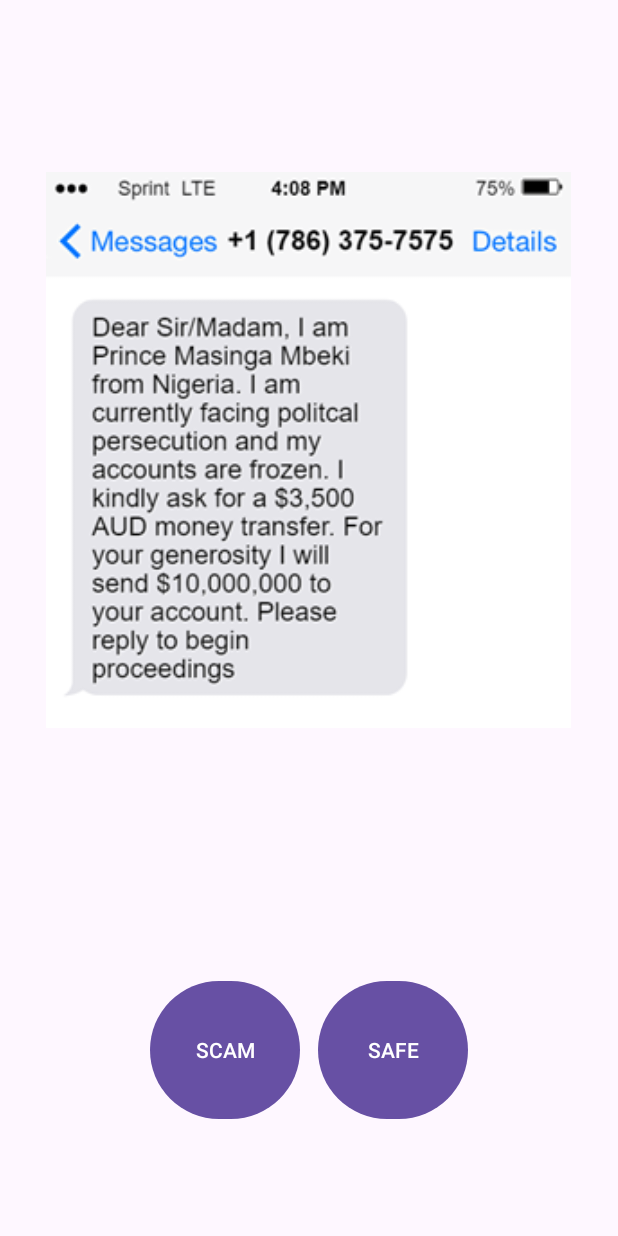
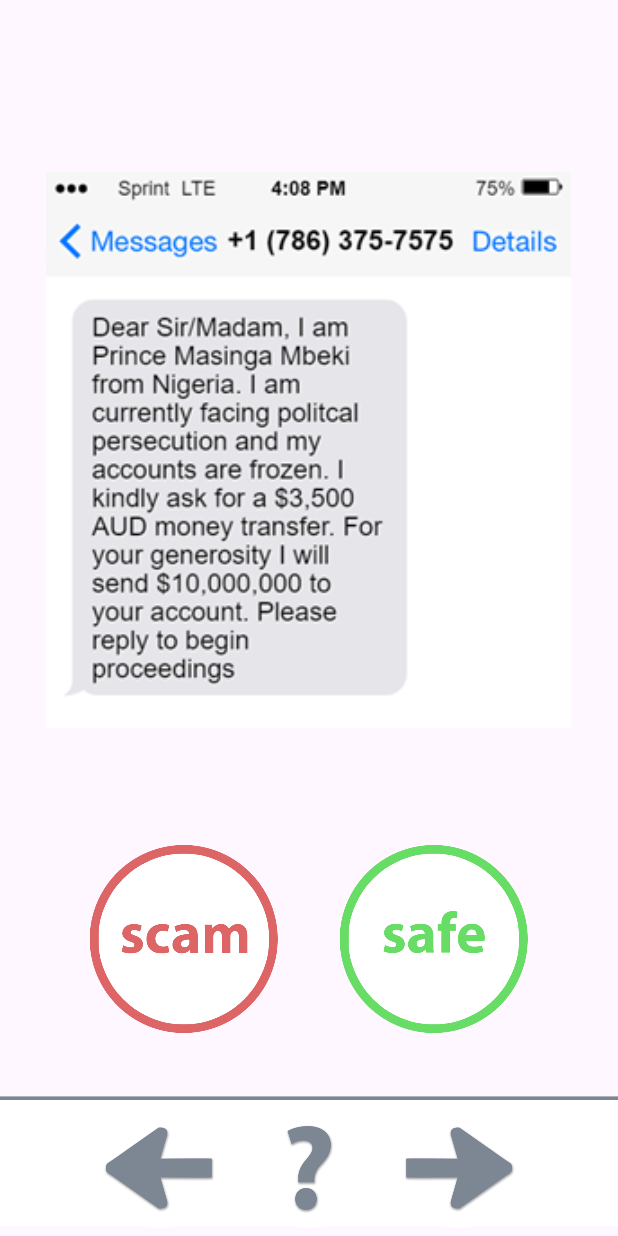
Before and after one commit to setonwebber/scamsense, an Android app: the screen it shows after launch (MainActivity), on a phone screen of 412 x 824 dp. Run offline under Robolectric (Android 15) with nearby library versions, the phone set to English and light mode, and no system bars.

Commit message:
redid hud, changed how we load the screen (all in one function), added back button, added clicked and active variants of buttons

```diff
--- a/app/src/main/java/com/example/scamsense/MainActivity.java
+++ b/app/src/main/java/com/example/scamsense/MainActivity.java
@@ -6,7 +6,7 @@ import android.os.Bundle;
 
 import android.util.Log;
 import android.view.View;
-import android.widget.Button;
+import android.widget.ImageButton;
 import android.widget.ImageView;
 
 import android.content.res.AssetManager;
@@ -21,87 +21,75 @@ import androidx.appcompat.app.AppCompatActivity;
 public class MainActivity extends AppCompatActivity {
 
     private ImageView scamImage;
-    private Button scamButton;
-    private Button safeButton;
-    private Button nextButton;
-    private Button informationButton;
+    private ImageButton scamButton;
+    private ImageButton safeButton;
+    private ImageButton nextButton;
+    private ImageButton backButton;
+    private ImageButton informationButton;
 
     @Override
     protected void onCreate(Bundle savedInstanceState) {
+        // initialize all values
         super.onCreate(savedInstanceState);
         setContentView(R.layout.activity_main);
-
         scamImage = findViewById(R.id.scamImage);
         scamButton = findViewById(R.id.btnScam);
         safeButton = findViewById(R.id.btnSafe);
         nextButton = findViewById(R.id.btnNext);
+        backButton = findViewById(R.id.btnBack);
         informationButton = findViewById(R.id.btnInformation);
 
-        // makes next and info buttons unable to be clicked
-        nextButton.setClickable(false);
-        informationButton.setClickable(false);
-
-        // makes next and info buttons invisible
-        nextButton.setVisibility(View.INVISIBLE);
-        informationButton.setVisibility(View.INVISIBLE);
-
+        // load scamimages list full of scam image objects.
         scamImagesVec scamImages = new scamImagesVec();
         scamImages.loadVector(getAssets());
-        loadImageFromAssets(scamImage, scamImages.getScamImages().get(scamImages.getCurrentImageIndex()).getFileLocation());
 
+        // load the screen
+        loadScreen(scamImages);
+
+        // when the scam button is clicked.
         scamButton.setOnClickListener(v -> {
-            if (scamImages.getScamImages().get(scamImages.getCurrentImageIndex()).getScamStatus()){
+            scamImage currentImage = scamImages.getScamImages().get(scamImages.getCurrentImageIndex());
+            if (currentImage.getScamStatus()){
                 // some type of comfirmation that the answer was correct
                 Log.d("PRINTCONSOLE", "scam button pressed, answer correct.");
             } else{
                 // some type of comfirmation that the answer was incorrect
                 Log.d("PRINTCONSOLE", "scam button pressed, answer incorrect.");
             }
-            loadImageFromAssets(scamImage, scamImages.getScamImages().get(scamImages.getCurrentImageIndex()).getOverlayFileLocation());
-            // updateScamImage();
+            currentImage.setCompleted(true);
+            currentImage.setAnswer("scam");
 
-            // make the next button visible.
-            nextButton.setClickable(true);
-            informationButton.setClickable(true);
-
-            // make the information button visible.
-            nextButton.setVisibility(View.VISIBLE);
-            informationButton.setVisibility(View.VISIBLE);
+            loadScreen(scamImages);
         });
 
+        // when the safe button is clicked.
         safeButton.setOnClickListener(v -> {
-            if (!scamImages.getScamImages().get(scamImages.getCurrentImageIndex()).getScamStatus()){
+            scamImage currentImage = scamImages.getScamImages().get(scamImages.getCurrentImageIndex());
+
+            if (!currentImage.getScamStatus()){
                 // some type of comfirmation that the answer was correct
                 Log.d("PRINTCONSOLE", "safe button pressed, answer correct.");
             } else{
                 // some type of comfirmation that the answer was incorrect
                 Log.d("PRINTCONSOLE", "safe button pressed, answer incorrect.");
             }
+            currentImage.setCompleted(true);
+            currentImage.setAnswer("safe");
 
-            loadImageFromAssets(scamImage, scamImages.getScamImages().get(scamImages.getCurrentImageIndex()).getOverlayFileLocation());
+            Log.d("PRINTCONSOLE", String.valueOf(currentImage.getScamStatus()));
 
-            // make the next button visible.
-            nextButton.setClickable(true);
-            informationButton.setClickable(true);
-
-            // make the information button visible.
-            nextButton.setVisibility(View.VISIBLE);
-            informationButton.setVisibility(View.VISIBLE);
+            loadScreen(scamImages);
 
         });
 
         nextButton.setOnClickListener(v -> {
-            // tries to update image but not sure how to get to the next image
             scamImages.nextImage();
-            loadImageFromAssets(scamImage, scamImages.getScamImages().get(scamImages.getCurrentImageIndex()).getFileLocation());
+            loadScreen(scamImages);
+        });
 
-            // makes next and info buttons unable to be clicked
-            nextButton.setClickable(false);
-            informationButton.setClickable(false);
-
-            // makes next and info buttons invisible
-            nextButton.setVisibility(View.INVISIBLE);
-            informationButton.setVisibility(View.INVISIBLE);
+        backButton.setOnClickListener(v -> {
+            scamImages.backImage();
+            loadScreen(scamImages);
         });
 
         informationButton.setOnClickListener(v -> {
@@ -112,9 +100,68 @@ public class MainActivity extends AppCompatActivity {
         });
     }
 
-    private void nextImage() {
+    public void loadScreen(scamImagesVec scamImages){
+        scamImage currentImage = scamImages.getScamImages().get(scamImages.getCurrentImageIndex());
+
+        // if we are at the first image...
+        if (scamImages.getCurrentImageIndex() == 0) {
+            // make the back button inactive.
+            backButton.setClickable(false);
+            backButton.setImageResource(R.drawable.back_inactive);
+        } else{ // at any other image.
+            // make the back button active.
+            backButton.setClickable(true);
+            backButton.setImageResource(R.drawable.back_active);
+        }
+
+        // if we are at the last image, or the image is not completed.
+        if (scamImages.getCurrentImageIndex() == scamImages.getScamImages().size() - 1 || !currentImage.getCompleted()) {
+            // make the next button inactive.
+            nextButton.setClickable(false);
+            nextButton.setImageResource(R.drawable.next_inactive);
+        } else{ // if we are at any other image that has also been completed.
+            // make the next button active.
+            nextButton.setClickable(true);
+            nextButton.setImageResource(R.drawable.next_active);
+        }
+
+        // If the current image hasnt been completed before.
+        if (!currentImage.getCompleted()){
+            // Set scam and safe buttons to default values.
+            scamButton.setClickable(true);
+            scamButton.setImageResource(R.drawable.scam);
+            safeButton.setClickable(true);
+            safeButton.setImageResource(R.drawable.safe);
+
+            // load image
+            loadImageFromAssets(scamImage, currentImage.getFileLocation());
+
+            // set info button to inactive
+            informationButton.setClickable(false);
+            informationButton.setImageResource(R.drawable.info_inactive);
+        } else{
+            // turn scam and safe buttons off
+            scamButton.setClickable(false);
+            safeButton.setClickable(false);
+            // set scam and safe buttons to click the one the user clicked.
+            if (currentImage.getAnswer() == "scam"){
+                scamButton.setImageResource(R.drawable.scam_clicked);
+            } else{
+                safeButton.setImageResource(R.drawable.safe_clicked);
+            }
+
+            // load overlay image
+            loadImageFromAssets(scamImage, currentImage.getOverlayFileLocation());
+
+            // set info button to inactive
+            informationButton.setClickable(true);
+            informationButton.setImageResource(R.drawable.info_active);
+        }
+
+
     }
 
+    // function that loads images from assets folder.
     public void loadImageFromAssets(ImageView scamImageView, String filePath) {
         AssetManager assetManager = getAssets();
         try {
--- a/app/src/main/java/com/example/scamsense/scamImage.java
+++ b/app/src/main/java/com/example/scamsense/scamImage.java
@@ -5,6 +5,8 @@ public class scamImage {
     private String fileLocation;
     private String overlayFileLocation;
     private String subtext;
+    private boolean completed;
+    private String answer;
 
     // Default constructor
     public scamImage() {
@@ -12,6 +14,8 @@ public class scamImage {
         this.fileLocation = "";
         this.overlayFileLocation = "";
         this.subtext = "";
+        this.completed = false;
+        this.answer = "";
     }
 
     // Parameterized constructor
@@ -20,6 +24,8 @@ public class scamImage {
         this.fileLocation = fileLocation;
         this.overlayFileLocation = overlayFileLocation;
         this.subtext = subtext;
+        this.completed = false;
+        this.answer = "";
     }
 
     // Getter for fileLocation
@@ -41,4 +47,16 @@ public class scamImage {
     public boolean getScamStatus() {
         return isScam;
     }
+
+    // Setter for completed
+    public void setCompleted(boolean comp){ completed = comp; }
+
+    // Setter for answer
+    public void setAnswer(String answer) { this.answer = answer;}
+
+    // Getter for completed
+    public boolean getCompleted(){return completed;}
+
+    // Getter for answer
+    public String getAnswer(){return answer;}
 }
--- a/app/src/main/java/com/example/scamsense/scamImagesVec.java
+++ b/app/src/main/java/com/example/scamsense/scamImagesVec.java
@@ -19,7 +19,7 @@ public class scamImagesVec {
     public scamImagesVec() {
         this.scamImages = new ArrayList<>();
         this.currentImageIndex = 0;
-        this.imageCount = 1;
+        this.imageCount = 2;
     }
 
     // Method to load images into the vector
@@ -72,7 +72,11 @@ public class scamImagesVec {
 
     // Method to move to the next image
     public void nextImage() {
-        currentImageIndex = (currentImageIndex + 1) % scamImages.size();
+        currentImageIndex = currentImageIndex + 1;
+    }
+
+    public void backImage(){
+        currentImageIndex = currentImageIndex - 1;
     }
 
     // Getter for currentImageIndex
--- a/app/src/main/res/layout/activity_main.xml
+++ b/app/src/main/res/layout/activity_main.xml
@@ -18,62 +18,89 @@
 
         app:srcCompat="@color/black" />
 
-    <Button
+
+
+    <ImageButton
+        android:id="@+id/btnSafe"
+        android:layout_width="125dp"
+        android:layout_height="125dp"
+
+
+        android:layout_marginBottom="50dp"
+        android:layout_marginEnd="60dp"
+        android:layout_alignParentEnd="true"
+        android:layout_above="@+id/btnInformation"
+
+        android:background="@null"
+        android:scaleType="fitCenter"
+        app:srcCompat="@drawable/safe" />
+
+    <ImageButton
         android:id="@+id/btnScam"
+        android:layout_width="125dp"
+        android:layout_height="125dp"
 
-        android:layout_width="100dp"
+
+        android:layout_marginBottom="50dp"
+        android:layout_marginStart="60dp"
+        android:layout_alignParentStart="true"
+        android:layout_above="@+id/btnInformation"
+
+        android:background="@null"
+        android:scaleType="fitCenter"
+        app:srcCompat="@drawable/scam" />
+
+    <ImageView
+        android:id="@+id/imageView3"
+        android:layout_width="wrap_content"
         android:layout_height="100dp"
 
-        android:layout_marginStart="100dp"
-        android:layout_marginTop="650dp"
-        android:layout_alignParentStart="true"
-        android:textAllCaps="true"
+        android:layout_alignParentBottom="true"
+        android:layout_marginBottom="0dp"
+        app:srcCompat="@drawable/background_divider" />
 
-        android:text="Scam" />
-
-    <Button
-        android:id="@+id/btnSafe"
-
-        android:layout_width="100dp"
-        android:layout_height="100dp"
-
-
-        android:layout_marginTop="650dp"
-        android:layout_marginEnd="100dp"
-        android:layout_alignParentEnd="true"
-        android:textAllCaps="true"
-
-        android:text="Safe" />
-
-    <Button
-        android:id="@+id/btnNext"
-
-        android:layout_width="100dp"
-        android:layout_height="100dp"
-
-
-        android:layout_marginEnd="10dp"
-        android:layout_marginTop="750dp"
-        android:layout_alignParentEnd="true"
-        android:textAllCaps="true"
-
-
-        android:text="Next" />
-
-    <Button
+    <ImageButton
         android:id="@+id/btnInformation"
-
-        android:layout_width="100dp"
-        android:layout_height="100dp"
-
+        android:layout_width="80dp"
+        android:layout_height="80dp"
 
         android:layout_centerHorizontal="true"
-        android:layout_marginStart="10dp"
-        android:layout_marginTop="750dp"
-        android:layout_alignParentStart="true"
-        android:textAllCaps="true"
+        android:layout_alignParentBottom="true"
+        android:layout_marginBottom="5dp"
 
-        android:text="Info" />
+        android:background="@null"
+        android:scaleType="fitCenter"
+        app:srcCompat="@drawable/info_inactive" />
+
+    <ImageButton
+        android:id="@+id/btnNext"
+        android:layout_width="80dp"
+        android:layout_height="80dp"
+
+        android:layout_centerHorizontal="true"
+        android:layout_alignParentBottom="true"
+        android:layout_toRightOf="@+id/btnInformation"
+        android:layout_marginStart="20dp"
+        android:layout_marginBottom="5dp"
+
+        android:background="@null"
+        android:scaleType="fitCenter"
+        app:srcCompat="@drawable/next_inactive" />
+
+    <ImageButton
+        android:id="@+id/btnBack"
+        android:layout_width="80dp"
+        android:layout_height="80dp"
+
+        android:layout_centerHorizontal="true"
+        android:layout_alignParentBottom="true"
+        android:layout_toLeftOf="@+id/btnInformation"
+        android:layout_marginEnd="20dp"
+        android:layout_marginBottom="5dp"
+
+        android:background="@null"
+        android:scaleType="fitCenter"
+        app:srcCompat="@drawable/back_inactive" />
 
 
 </RelativeLayout>
--- a/app/src/main/res/values/themes.xml
+++ b/app/src/main/res/values/themes.xml
@@ -3,6 +3,8 @@
     <style name="Base.Theme.ScamSense" parent="Theme.Material3.DayNight.NoActionBar">
         <!-- Customize your light theme here. -->
         <!-- <item name="colorPrimary">@color/my_light_primary</item> -->
+
+        <item name="android:statusBarColor">@android:color/transparent</item>
     </style>
 
     <style name="Theme.ScamSense" parent="Base.Theme.ScamSense" />
```
Also changed, not shown: app/src/main/res/drawable/back_active.png (added), app/src/main/res/drawable/back_inactive.png (added), app/src/main/res/drawable/background_divider.png (added), app/src/main/res/drawable/info_active.png (added), app/src/main/res/drawable/info_inactive.png (added), app/src/main/res/drawable/next_active.png (added), app/src/main/res/drawable/next_inactive.png (added), app/src/main/res/drawable/safe.png (added), app/src/main/res/drawable/safe_clicked.png (added), app/src/main/res/drawable/scam.png (added), app/src/main/res/drawable/scam_clicked.png (added).
